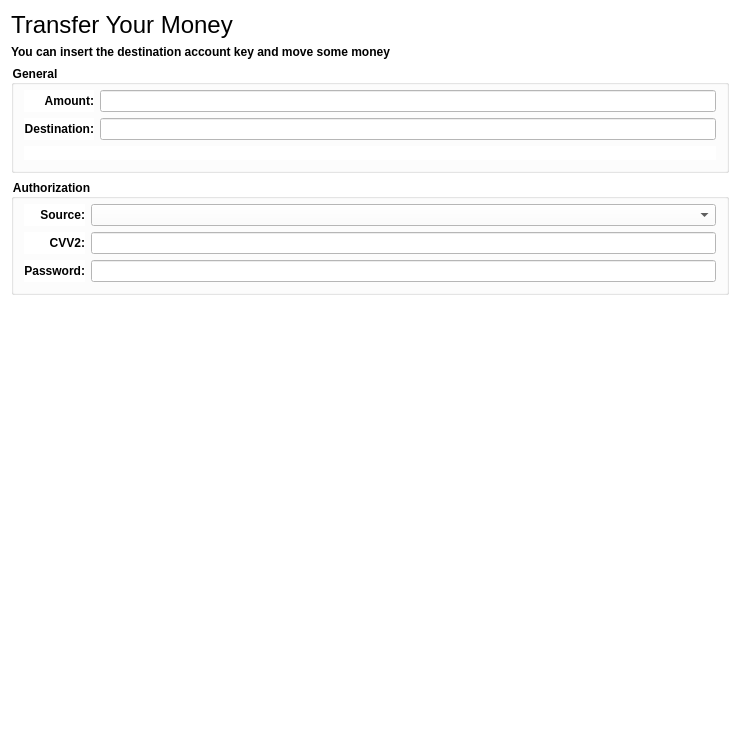
This is ui/widgets/transferpanel.ui in amirmohsen1384/transaction as Qt 5 draws it before an edit. The edited form follows.
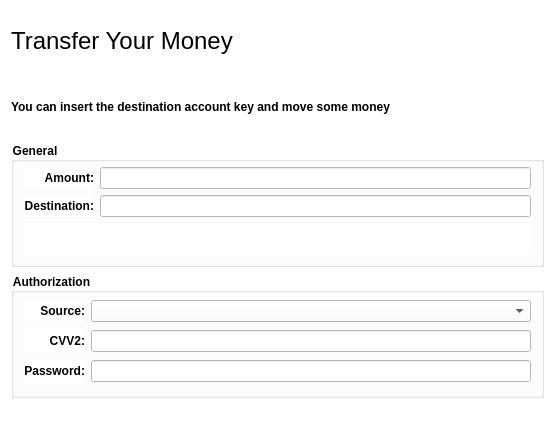
This is the edited form. Icons and pictures are not drawn.

Commit message: Completed the UI of transfer panel

Patch:
```diff
--- a/ui/widgets/transferpanel.ui
+++ b/ui/widgets/transferpanel.ui
@@ -6,8 +6,8 @@
    <rect>
     <x>0</x>
     <y>0</y>
-    <width>740</width>
-    <height>733</height>
+    <width>555</width>
+    <height>437</height>
    </rect>
   </property>
   <property name="windowTitle">
@@ -17,48 +17,6 @@
    <string notr="true">background-color:white</string>
   </property>
   <layout class="QGridLayout" name="mainLayout">
-   <item row="6" column="2">
-    <spacer name="rightSpacer">
-     <property name="orientation">
-      <enum>Qt::Orientation::Horizontal</enum>
-     </property>
-     <property name="sizeType">
-      <enum>QSizePolicy::Policy::MinimumExpanding</enum>
-     </property>
-     <property name="sizeHint" stdset="0">
-      <size>
-       <width>40</width>
-       <height>20</height>
-      </size>
-     </property>
-    </spacer>
-   </item>
-   <item row="6" column="1">
-    <widget class="QPushButton" name="acceptButton">
-     <property name="sizePolicy">
-      <sizepolicy hsizetype="Minimum" vsizetype="Fixed">
-       <horstretch>0</horstretch>
-       <verstretch>0</verstretch>
-      </sizepolicy>
-     </property>
-     <property name="text">
-      <string/>
-     </property>
-     <property name="icon">
-      <iconset resource="../../resources.qrc">
-       <normaloff>:/images/widgets/check.png</normaloff>:/images/widgets/check.png</iconset>
-     </property>
-     <property name="iconSize">
-      <size>
-       <width>48</width>
-       <height>48</height>
-      </size>
-     </property>
-     <property name="flat">
-      <bool>true</bool>
-     </property>
-    </widget>
-   </item>
    <item row="0" column="0" colspan="3">
     <layout class="QGridLayout" name="titleLayout">
      <property name="topMargin">
@@ -126,20 +84,7 @@
      </item>
     </layout>
    </item>
-   <item row="5" column="1">
-    <spacer name="topSpacer">
-     <property name="orientation">
-      <enum>Qt::Orientation::Vertical</enum>
-     </property>
-     <property name="sizeHint" stdset="0">
-      <size>
-       <width>20</width>
-       <height>40</height>
-      </size>
-     </property>
-    </spacer>
-   </item>
-   <item row="6" column="0">
+   <item row="5" column="0">
     <spacer name="leftSpacer">
      <property name="orientation">
       <enum>Qt::Orientation::Horizontal</enum>
@@ -252,6 +197,48 @@
      </layout>
     </widget>
    </item>
+   <item row="5" column="1">
+    <widget class="QPushButton" name="acceptButton">
+     <property name="sizePolicy">
+      <sizepolicy hsizetype="Minimum" vsizetype="Fixed">
+       <horstretch>0</horstretch>
+       <verstretch>0</verstretch>
+      </sizepolicy>
+     </property>
+     <property name="text">
+      <string/>
+     </property>
+     <property name="icon">
+      <iconset resource="../../resources.qrc">
+       <normaloff>:/images/widgets/check.png</normaloff>:/images/widgets/check.png</iconset>
+     </property>
+     <property name="iconSize">
+      <size>
+       <width>64</width>
+       <height>64</height>
+      </size>
+     </property>
+     <property name="flat">
+      <bool>true</bool>
+     </property>
+    </widget>
+   </item>
+   <item row="5" column="2">
+    <spacer name="rightSpacer">
+     <property name="orientation">
+      <enum>Qt::Orientation::Horizontal</enum>
+     </property>
+     <property name="sizeType">
+      <enum>QSizePolicy::Policy::MinimumExpanding</enum>
+     </property>
+     <property name="sizeHint" stdset="0">
+      <size>
+       <width>40</width>
+       <height>20</height>
+      </size>
+     </property>
+    </spacer>
+   </item>
    <item row="4" column="0" colspan="3">
     <widget class="QGroupBox" name="authorizationGroupBox">
      <property name="font">
```
